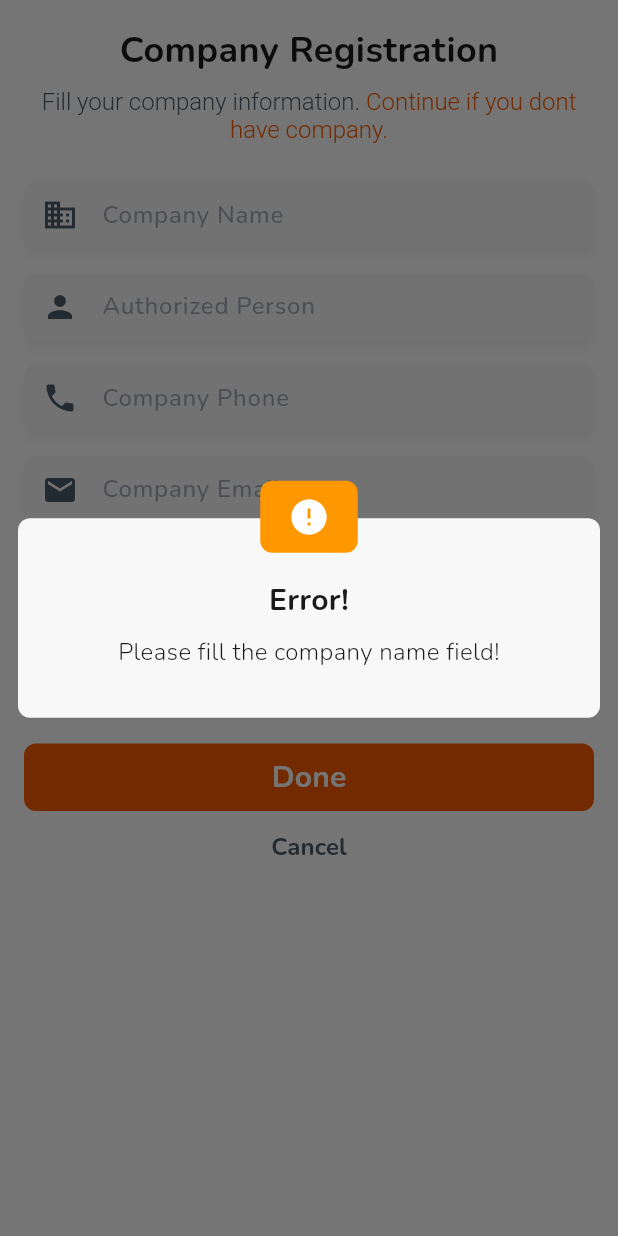
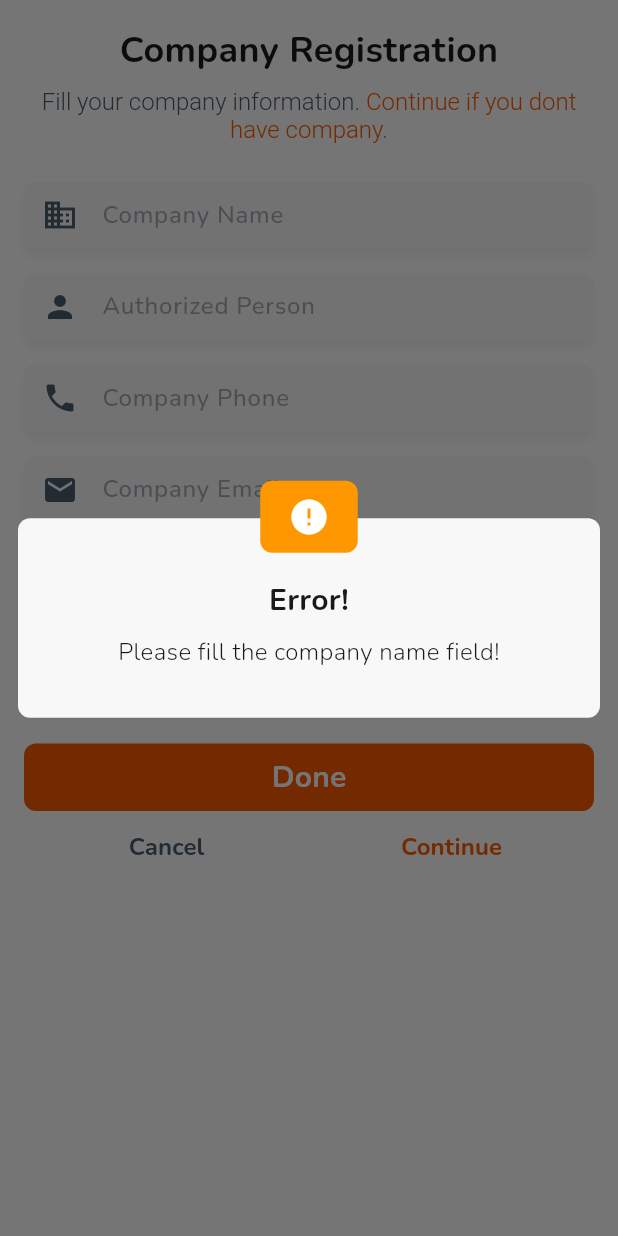
Before and after one commit to ahmetkadircicek/limo, a Flutter app: the CompanyRegistrationView screen opened directly, after a tap on "Done", on a phone screen of 412 x 824 dp. Run offline on Flutter 3.47's test engine with Material 3 defaults, Android fonts, the phone set to English and light mode, and no system bars; our stand-ins replace country_code_picker, google_fonts.

Commit message:
feat: enhance company registration view with action buttons
- replace cancel button with a row containing cancel and continue buttons
- implement continue button with navigation placeholder for future functionality

```diff
--- a/lib/feature/company_registration/view/company_registration_view.dart
+++ b/lib/feature/company_registration/view/company_registration_view.dart
@@ -167,7 +167,12 @@ Widget _buildActionButtons(
   return Column(
     children: [
       _buildDoneButton(context, viewModel),
-      _buildCancelButton(context),
+      Row(
+        children: [
+          Expanded(child: _buildCancelButton(context)),
+          Expanded(child: _buildContinueButton(context)),
+        ],
+      ),
     ],
   );
 }
@@ -194,6 +199,20 @@ Widget _buildDoneButton(
   );
 }
 
+// Builds the "Continue" button
+Widget _buildContinueButton(BuildContext context) {
+  return GeneralButton(
+    fontSize: GeneralConstants.fontSizeSmall,
+    color: context.surface,
+    fontColor: context.primary,
+    text: 'Continue',
+    onPressed: () {
+      // TODO: Navigate to home page or main app without company registration
+      debugPrint('Continue without company registration');
+    },
+  );
+}
+
 // Builds the "Cancel" button
 Widget _buildCancelButton(BuildContext context) {
   return GeneralButton(
```
